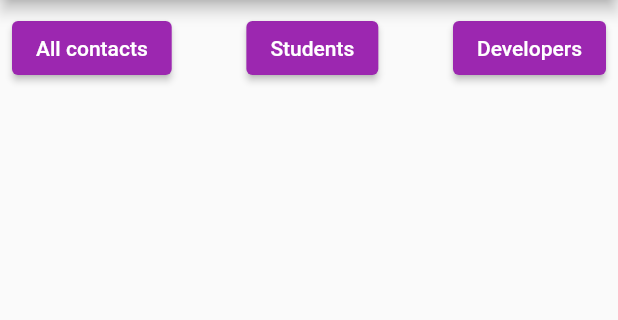
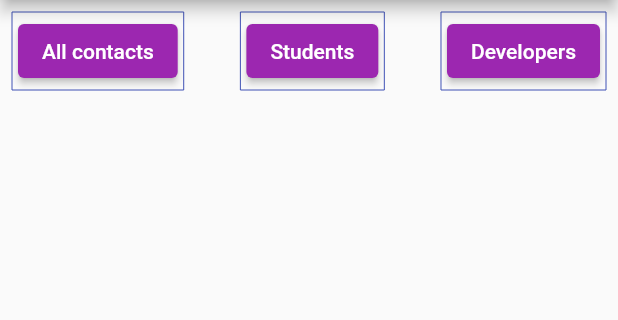
Before and after one commit to andrianiainafn/MyContacts, a Flutter app: the screen it shows after launch, on a phone screen of 412 x 824 dp, the part 84-404 px from its top. Run offline on Flutter 3.47's test engine with Material 2 defaults, Android fonts, the phone set to English and light mode, and no system bars; our stand-ins replace flutter_bloc, get_it.

Commit message:
struturation adn code refactor

```diff
--- a/lib/bloc/contacts.actions.dart
+++ b/lib/bloc/contacts.actions.dart
@@ -3,3 +3,4 @@ abstract class ContactsEvent{}
 final class LoadAllContactsEvent extends ContactsEvent{}
 final class LoadStudentsevent extends ContactsEvent{}
 final class LoadDevelopersEvent  extends ContactsEvent{}
+final class DefaultEvent extends ContactsEvent{}
--- a/lib/bloc/contacts.bloc.dart
+++ b/lib/bloc/contacts.bloc.dart
@@ -10,8 +10,8 @@ import 'contacts.state.dart';
 class ContactsBloc extends Bloc<ContactsEvent,ContactsState>{
   ContactsRepository contactsRepository;
 
-  ContactsBloc(ContactsState initialState, this.contactsRepository) :
-    super(ContactsState(contact: [],errorMessage: '',requestState: RequestState.NONE,currentEvent: LoadAllContactsEvent())){
+  ContactsBloc(this.contactsRepository) :
+    super(ContactsState(contact: [],errorMessage: '',requestState: RequestState.NONE,currentEvent:DefaultEvent())){
     on<LoadAllContactsEvent>((event,emit) async{
       emit(ContactsState(contact: state.contact,requestState: RequestState.LOADING,currentEvent: event));
       try {
--- a/lib/main.dart
+++ b/lib/main.dart
@@ -1,5 +1,6 @@
 import 'package:flutter/material.dart';
 import 'package:flutter_bloc/flutter_bloc.dart';
+import 'package:get_it/get_it.dart';
 import 'package:social_mobile/bloc/contacts.bloc.dart';
 import 'package:social_mobile/repositories/contacts.repo.dart';
 import 'package:social_mobile/ui/pages/contacts/contacts.page.dart';
@@ -8,7 +9,10 @@ import 'bloc/contacts.actions.dart';
 import 'bloc/contacts.state.dart';
 import 'enums/enums.dart';
 
+
+
 void main() {
+  GetIt.instance.registerLazySingleton(() =>  ContactsRepository());
   runApp(const MyApp());
 }
 
@@ -20,8 +24,8 @@ class MyApp extends StatelessWidget {
     return MultiBlocProvider(
       providers: [
         BlocProvider(create: (context)=>ContactsBloc
-          (ContactsState(contact: [],requestState: RequestState.NONE,errorMessage: '',currentEvent: LoadAllContactsEvent()),
-            ContactsRepository()
+          (
+            GetIt.instance<ContactsRepository>()
         )
         )
       ],
--- a/lib/repositories/contacts.repo.dart
+++ b/lib/repositories/contacts.repo.dart
@@ -14,7 +14,7 @@ class ContactsRepository{
   Future<List<Contact>> allContacts() async{
     await Future.delayed(const Duration(seconds: 1));
     int rnd = Random().nextInt(10);
-    if(rnd > 3){
+    if(rnd > 2){
       return contacts.values.toList();
     }else{
       throw Exception("Internet error");
--- a/lib/ui/pages/contacts/contacts.page.dart
+++ b/lib/ui/pages/contacts/contacts.page.dart
@@ -2,6 +2,8 @@ import 'package:flutter/material.dart';
 import 'package:flutter_bloc/flutter_bloc.dart';
 import 'package:social_mobile/bloc/contacts.bloc.dart';
 import 'package:social_mobile/ui/pages/contacts/widgets/contacts.bar.button.dart';
+import 'package:social_mobile/ui/pages/contacts/widgets/contacts.list.dart';
+import 'package:social_mobile/ui/shared/error.retry.dart';
 
 import '../../../bloc/contacts.actions.dart';
 import '../../../bloc/contacts.state.dart';
@@ -26,42 +28,13 @@ class ContactsPage extends StatelessWidget {
                   ),
                 );
               }else if(state.requestState == RequestState.ERROR){
-                return Expanded(
-                  child: Column(
-                    mainAxisAlignment: MainAxisAlignment.center,
-                    children: [
-                      Text('${state.errorMessage}'),
-                      ElevatedButton(
-                            onPressed: (){
-                              context.read<ContactsBloc>().add(state.currentEvent);
-                            },
-                            style: ElevatedButton.styleFrom(backgroundColor: Colors.purple),
-                            child: const Text("Retry"))
-                    ],
-                  ),
+                return ErrorRetryMessage(errorMessage:state.errorMessage,
+                  onAction: (){
+                    context.read<ContactsBloc>().add(state.currentEvent);
+                  },
                 );
               }else if(state.requestState ==  RequestState.LOADED){
-                return Expanded(
-                  child: ListView.builder(
-                    itemCount: state.contact?.length,
-                    itemBuilder: (context,index){
-                      return ListTile(
-                        title: Row(
-                          mainAxisAlignment: MainAxisAlignment.spaceBetween,
-                          children: [
-                            Row(
-                              children: [
-                                CircleAvatar(child: Text('${state.contact?[index].profile}'),),
-                                const SizedBox(width: 20,),
-                                Text('${state.contact?[index].name}'),
-                              ],
-                            ),
-                            CircleAvatar(backgroundColor: Colors.purple,child: Text('${state.contact?[index].score}'),)
-                          ],
-                        ),
-                      );
-                  }),
-                );
+                return ContactsList(contacts: state.contact,);
               }else{
                 return Container();
               }
--- a/lib/ui/pages/contacts/widgets/contacts.button.item.dart
+++ b/lib/ui/pages/contacts/widgets/contacts.button.item.dart
@@ -1,5 +1,6 @@
 import 'package:flutter/material.dart';
 import 'package:flutter_bloc/flutter_bloc.dart';
+import 'package:social_mobile/bloc/contacts.state.dart';
 
 import '../../../../bloc/contacts.actions.dart';
 import '../../../../bloc/contacts.bloc.dart';
@@ -13,10 +14,23 @@ class ContactsButtonItem extends StatelessWidget {
 
   @override
   Widget build(BuildContext context) {
-    return ElevatedButton(onPressed: (){
+    return BlocBuilder<ContactsBloc,ContactsState>(
+        builder: (context,state){
+          return Container(
+            padding: const EdgeInsets.fromLTRB(4, 2, 4, 2),
+            decoration: BoxDecoration(
+                border: Border.all(
+                    width: (state.currentEvent.runtimeType == contactsEvent.runtimeType) ? 2 : 0,
+                    color: Colors.indigo
+                )
+            ),
+            child: ElevatedButton(onPressed: (){
               context.read<ContactsBloc>().add(contactsEvent!);},
-              style: ElevatedButton.styleFrom(backgroundColor: Colors.purple),
-              child:  Text(buttonLabel!)
+                style: ElevatedButton.styleFrom(backgroundColor: Colors.purple),
+                child:  Text(buttonLabel!)
+            ),
+          );
+        }
     );
   }
 }
--- a/pubspec.yaml
+++ b/pubspec.yaml
@@ -30,6 +30,7 @@ environment:
 dependencies:
   bloc:
   flutter_bloc:
+  get_it:
   flutter:
     sdk: flutter
 
```
Also changed, not shown: lib/ui/pages/contacts/widgets/contacts.list.dart (added, +34 -0 lines), lib/ui/shared/error.retry.dart (added, +29 -0 lines), pubspec.lock.
